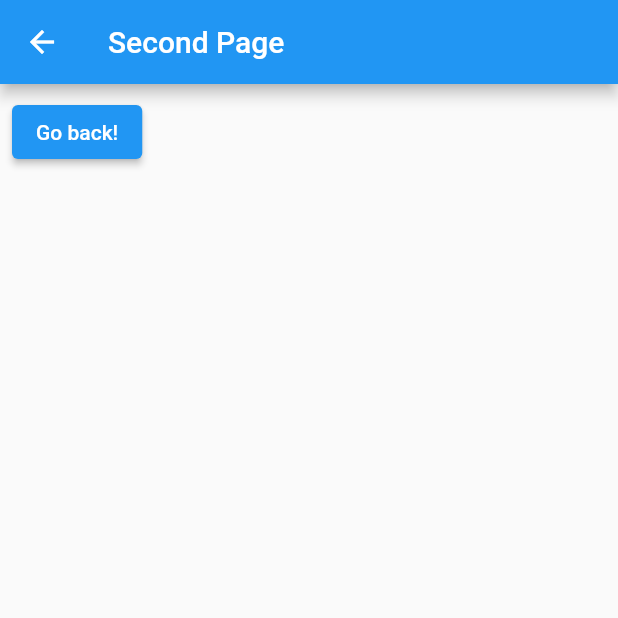
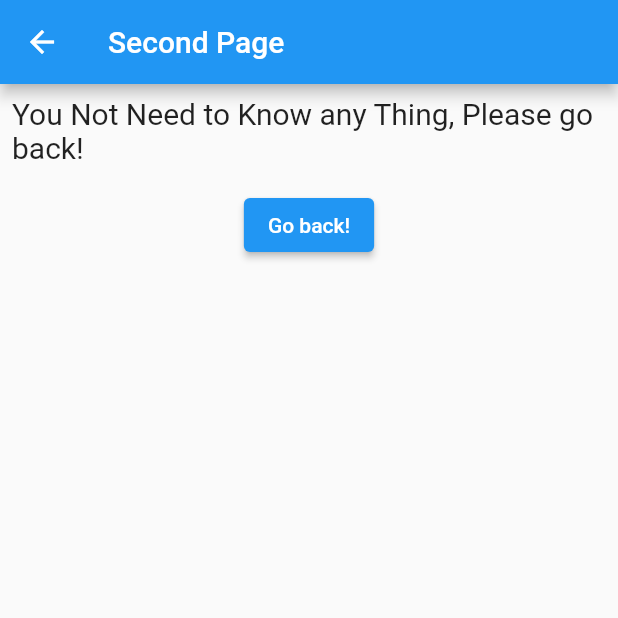
Before and after one commit to MUmerYasin/courseflutter04, a Flutter app: the screen it shows after launch, after a tap on "More Details", on a phone screen of 412 x 824 dp, the top half of it. Run offline on Flutter 3.47's test engine with Material 2 defaults, Android fonts, the phone set to English and light mode, and no system bars; our stand-ins replace url_strategy.

Commit message:
Add Hero, Add link to move one Image to an other Image, by using Navigator how push one page through route and pop for go back.

```diff
--- a/lib/main.dart
+++ b/lib/main.dart
@@ -1,15 +1,23 @@
+import 'package:courseflutter04/heroTesting.dart';
 import 'package:flutter/cupertino.dart';
 import 'package:flutter/material.dart';
 import 'package:courseflutter04/navigateToPage.dart';
 
+// import 'package:flutter/scheduler.dart';
+import 'package:url_strategy/url_strategy.dart';
+// import 'package:velocity_x/velocity_x.dart';
+
 void main() {
+  setPathUrlStrategy();
   runApp(MyApp());
 }
 
 class MyApp extends StatelessWidget {
   // This widget is the root of your application.
+
   @override
   Widget build(BuildContext context) {
+    //
     return MaterialApp(
       title: 'Flutter Demo',
       theme: ThemeData(
@@ -62,8 +70,8 @@ class _MyHomePageState extends State<MyHomePage> {
                 children: [
                   Expanded(
                     child: CircleAvatar(
-                      backgroundImage: NetworkImage(
-                          "https://pbs.twimg.com/profile_images/1263605080718221312/CtV_UA01_400x400.jpg"),
+                      backgroundImage:
+                          AssetImage("assets/allimages/imgtesting.jpg"),
                     ),
                   ),
                   Expanded(
@@ -196,13 +204,36 @@ class _MyHomePageState extends State<MyHomePage> {
               ),
             ),
 
+            /// Navigator // Url // link // jump one page to an others.
+
+            Divider(),
+            Padding(
+              padding: const EdgeInsets.all(8.0),
+              child: Row(
+                mainAxisAlignment: MainAxisAlignment.center,
+                children: [
+                  Text(
+                    "Navigator in Flutter",
+                    style: TextStyle(fontSize: 20.0),
+                  ),
+                ],
+              ),
+            ),
+
             Padding(
               padding: const EdgeInsets.all(16.0),
               child: Row(
+                mainAxisAlignment: MainAxisAlignment.center,
                 children: [
-                  ElevatedButton(onPressed: (){
-                    Navigator.push(context, MaterialPageRoute(builder: (context) => NavigateToNextPage()),);
-                  }, child: Text('More Details')),
+                  ElevatedButton(
+                      onPressed: () {
+                        Navigator.push(
+                          context,
+                          MaterialPageRoute(
+                              builder: (context) => NavigateToNextPage()),
+                        );
+                      },
+                      child: Text('More Details')),
                 ],
               ),
               // child: Text(
@@ -211,7 +242,68 @@ class _MyHomePageState extends State<MyHomePage> {
               // ),
             ),
 
+            /// Hero
 
+            Divider(),
+
+            Padding(
+              padding: const EdgeInsets.all(8.0),
+              child: Row(
+                mainAxisAlignment: MainAxisAlignment.center,
+                children: [
+                  Text(
+                    "Hero Tesing",
+                    style: TextStyle(fontSize: 20.0),
+                  ),
+                ],
+              ),
+            ),
+
+            Padding(
+              padding: const EdgeInsets.all(16.0),
+              child: Row(
+                mainAxisAlignment: MainAxisAlignment.center,
+                children: [
+                  Hero(
+                    tag: 'testinghero',
+                    child: SizedBox(
+                      height: 100.0,
+                      width: 100.0,
+                      child: Material(
+                        child: InkWell(
+                          onTap: () {
+                            Navigator.push(
+                              context,
+                              MaterialPageRoute(
+                                builder: (context) => HeroTesting(),
+                              ),
+                            );
+                          },
+                          child: Image.asset('assets/allimages/imgtesting.jpg'),
+                        ),
+                      ),
+                    ),
+                  ),
+                ],
+              ),
+            ),
+
+            Divider(),
+
+            // Padding(
+            //   padding: const EdgeInsets.all(16.0),
+            //   child: Row(
+            //     children: [
+            //       ElevatedButton(onPressed: (){
+            //         Navigator.push(context, MaterialPageRoute(builder: (context) => NavigateToNextPage()),);
+            //       }, child: Text('More Details')),
+            //     ],
+            //   ),
+            //   // child: Text(
+            //   //   'Drop down Button:',
+            //   //   style: TextStyle(fontSize: 30.0),
+            //   // ),
+            // ),
           ],
         ),
       ),
--- a/lib/navigateToPage.dart
+++ b/lib/navigateToPage.dart
@@ -1,5 +1,8 @@
 import 'package:flutter/cupertino.dart';
 import 'package:flutter/material.dart';
+
+// import 'package:url_strategy/url_strategy.dart';
+// import 'package:velocity_x/velocity_x.dart';
 
 class NavigateToNextPage extends StatefulWidget {
   const NavigateToNextPage({Key? key}) : super(key: key);
@@ -11,17 +14,56 @@ class NavigateToNextPage extends StatefulWidget {
 class _NavigateToNextPageState extends State<NavigateToNextPage> {
   Widget build(BuildContext context) {
     return Scaffold(
-        appBar: AppBar(
+      appBar: AppBar(
         title: Text("Second Page"),
-    ),
+      ),
       body: SingleChildScrollView(
         child: Column(
           children: [
             Padding(
               padding: const EdgeInsets.all(8.0),
+              child: Row(
+                children: [
+                  Expanded(
+                      child: Text(
+                    "You Not Need to Know any Thing, Please go back!",
+                    style: TextStyle(fontSize: 20.0),
+                  )),
+                ],
+              ),
+            ),
+
+            // Padding(
+            //   padding: const EdgeInsets.all(16.0),
+            //   child: Row(
+            //     children: [
+            //       Expanded(
+            //         child: Hero(
+            //           tag: 'testinghero',
+            //           child: SizedBox(
+            //             // height: 100.0,
+            //             // width: 100.0,
+            //             child: ClipRRect(
+            //                 borderRadius: BorderRadius.circular(15.0),
+            //                 child: Image.asset(
+            //               'assets/allimages/imgtesting.jpg',
+            //               fit: BoxFit.contain,
+            //             )),
+            //           ),
+            //         ),
+            //       ),
+            //     ],
+            //   ),
+            // ),
+
+            /// Navigator // Url // link // jump one page to an others.
+            /// Second button to go back, where they come from // go first page
+            Padding(
+              padding: const EdgeInsets.all(8.0),
               child: ElevatedButton(
                 onPressed: () {
                   // Navigate back to first route when tapped.
+                  Navigator.pop(context);
                 },
                 child: Text('Go back!'),
               ),
@@ -30,7 +72,5 @@ class _NavigateToNextPageState extends State<NavigateToNextPage> {
         ),
       ),
     );
-
-
   }
 }
--- a/pubspec.yaml
+++ b/pubspec.yaml
@@ -28,6 +28,9 @@ dependencies:
   # The following adds the Cupertino Icons font to your application.
   # Use with the CupertinoIcons class for iOS style icons.
   cupertino_icons: ^1.0.2
+  velocity_x: ^3.3.0
+  url_strategy: ^0.2.0
+  lorem_ipsum: ^0.0.1
 
 dev_dependencies:
   flutter_test:
@@ -45,7 +48,8 @@ flutter:
   uses-material-design: true
 
   # To add assets to your application, add an assets section, like this:
-  # assets:
+  assets:
+    - assets/allimages/imgtesting.jpg
   #   - images/a_dot_burr.jpeg
   #   - images/a_dot_ham.jpeg
 
```
Also changed, not shown: lib/heroTesting.dart (added, +103 -0 lines), assets/allimages/imgtesting.jpg (added), pubspec.lock.
